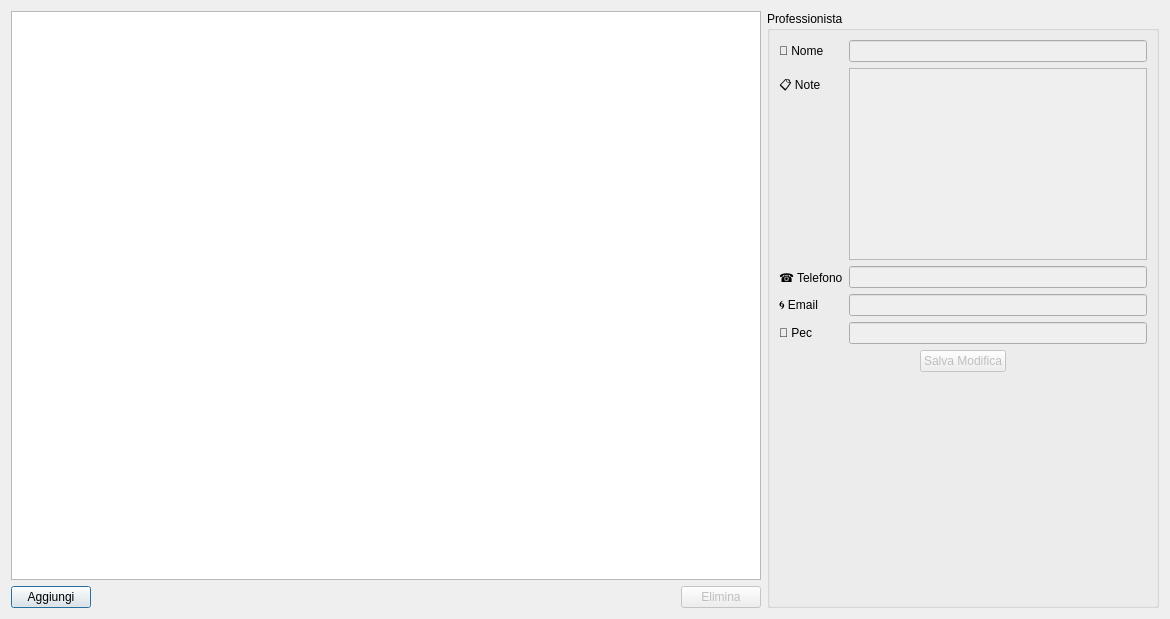
Qt form professionisti.ui (tarateo78/Praticometro) before a commit.
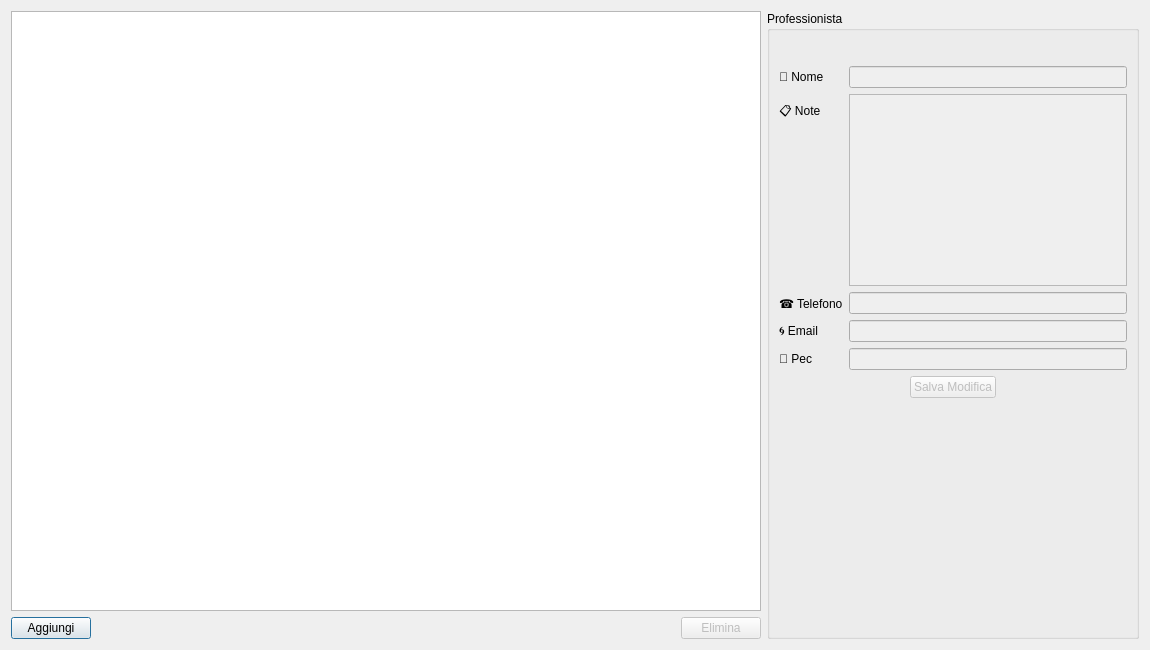
The same form after that commit. Icons and pictures are not drawn.

Commit message: Sistemazioni grafiche Imprese e Professionisti. Funzionano OK

Diff of the .ui file:
```diff
--- a/professionisti.ui
+++ b/professionisti.ui
@@ -6,14 +6,14 @@
    <rect>
     <x>0</x>
     <y>0</y>
-    <width>1170</width>
-    <height>619</height>
+    <width>1150</width>
+    <height>650</height>
    </rect>
   </property>
   <property name="windowTitle">
    <string>Dialog</string>
   </property>
-  <layout class="QHBoxLayout" name="horizontalLayout_3">
+  <layout class="QHBoxLayout" name="horizontalLayout_4">
    <item>
     <layout class="QVBoxLayout" name="verticalLayout_2">
      <item>
@@ -74,72 +74,99 @@
       <string>Professionista</string>
      </property>
      <layout class="QVBoxLayout" name="verticalLayout_3">
+      <item>
+       <layout class="QHBoxLayout" name="horizontalLayout_3">
+        <item>
+         <spacer name="horizontalSpacer_4">
+          <property name="orientation">
+           <enum>Qt::Horizontal</enum>
+          </property>
+          <property name="sizeHint" stdset="0">
+           <size>
+            <width>40</width>
+            <height>20</height>
+           </size>
+          </property>
+         </spacer>
+        </item>
+        <item>
+         <widget class="QLabel" name="label_6">
+          <property name="text">
+           <string/>
+          </property>
+          <property name="pixmap">
+           <pixmap resource="Immagini.qrc">:/icone/icone_32/users.png</pixmap>
+          </property>
+         </widget>
+        </item>
+       </layout>
+      </item>
       <item>
        <layout class="QFormLayout" name="formLayout">
-        <item row="0" column="0">
+        <item row="1" column="0">
          <widget class="QLabel" name="label">
           <property name="text">
            <string>👤 Nome</string>
           </property>
          </widget>
         </item>
-        <item row="1" column="0">
+        <item row="2" column="0">
          <widget class="QLabel" name="label_2">
           <property name="text">
            <string>📋 Note</string>
           </property>
          </widget>
         </item>
-        <item row="1" column="1">
+        <item row="2" column="1">
          <widget class="QPlainTextEdit" name="noteEdit">
           <property name="enabled">
            <bool>false</bool>
           </property>
          </widget>
         </item>
-        <item row="2" column="0">
+        <item row="3" column="0">
          <widget class="QLabel" name="label_3">
           <property name="text">
            <string>☎️ Telefono</string>
           </property>
          </widget>
         </item>
-        <item row="2" column="1">
+        <item row="3" column="1">
          <widget class="QLineEdit" name="telefonoEdit">
           <property name="enabled">
            <bool>false</bool>
           </property>
          </widget>
         </item>
-        <item row="3" column="0">
+        <item row="4" column="0">
          <widget class="QLabel" name="label_4">
           <property name="text">
            <string>🌀 Email</string>
           </property>
          </widget>
         </item>
-        <item row="3" column="1">
+        <item row="4" column="1">
          <widget class="QLineEdit" name="emailEdit">
           <property name="enabled">
            <bool>false</bool>
           </property>
          </widget>
         </item>
-        <item row="4" column="0">
+        <item row="5" column="0">
          <widget class="QLabel" name="label_5">
           <property name="text">
            <string>📧 Pec</string>
           </property>
          </widget>
         </item>
-        <item row="4" column="1">
+        <item row="5" column="1">
          <widget class="QLineEdit" name="pecEdit">
           <property name="enabled">
            <bool>false</bool>
           </property>
          </widget>
         </item>
-        <item row="0" column="1">
+        <item row="1" column="1">
          <widget class="QLineEdit" name="nomeEdit">
           <property name="enabled">
            <bool>false</bool>
```
Left out of the diff: 6 changed lines with no effect on the pictures. The commit also changes 1 other file.
